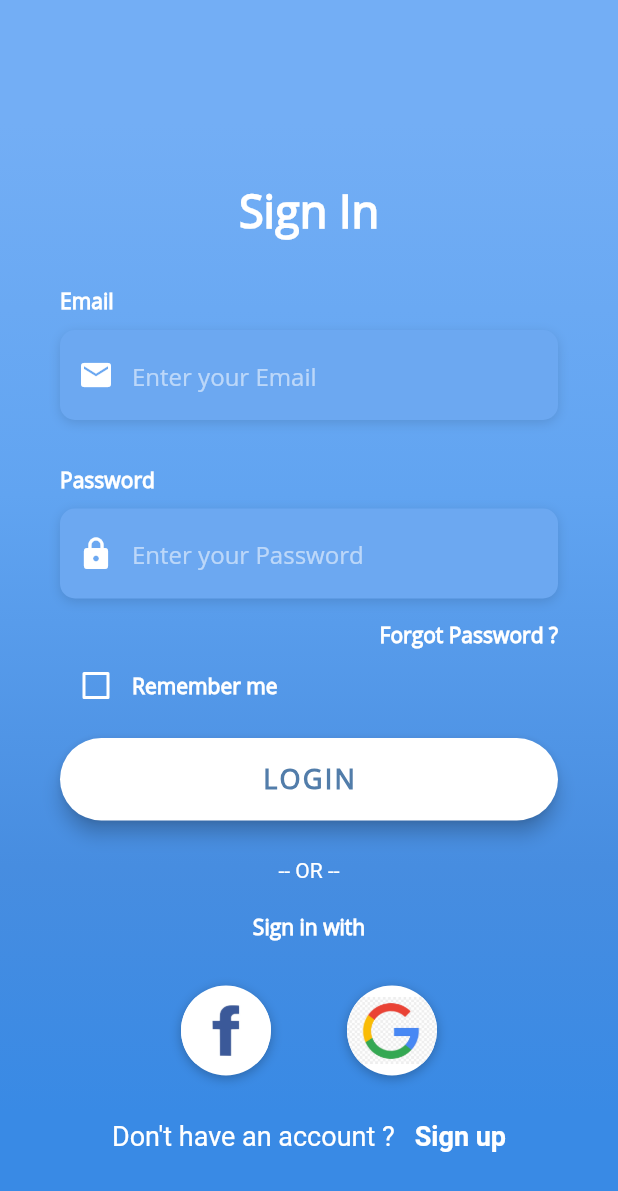
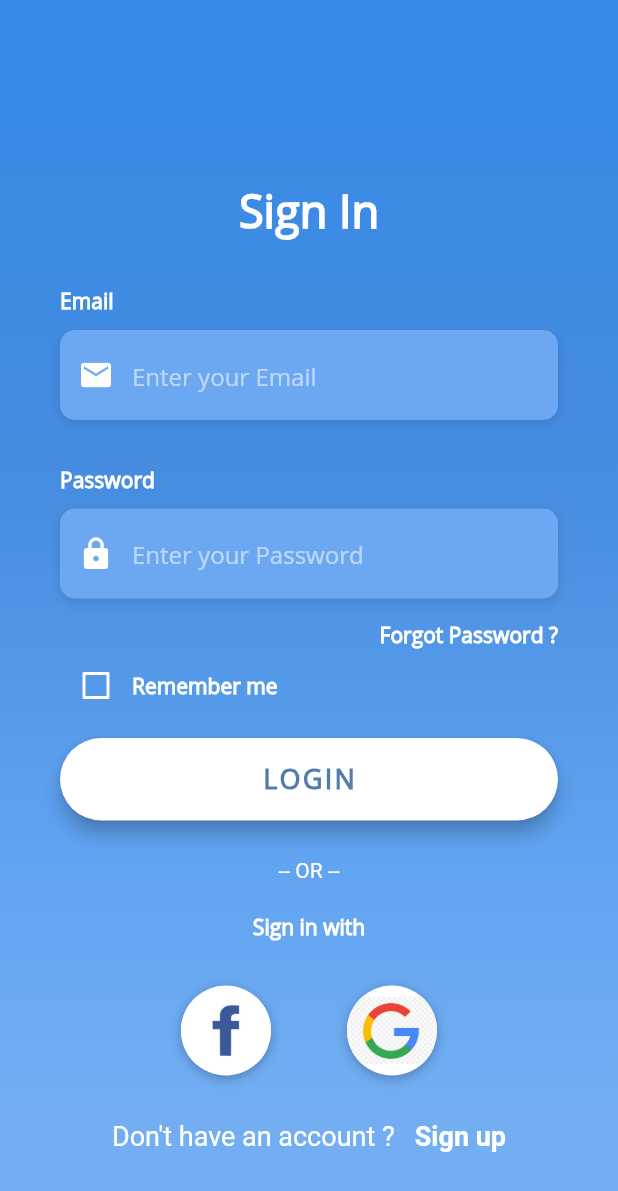
Before and after one commit to DavidCastelloBatet/login_page_ui_flutter, a Flutter app: the screen it shows after launch, on a phone screen of 412 x 824 dp. Shown: the top 1191 px of the screen. Run offline on Flutter 3.47's test engine with Material 2 defaults, Android fonts, the phone set to English and light mode, and no system bars.

```diff
--- a/lib/screens/login_screen.dart
+++ b/lib/screens/login_screen.dart
@@ -250,10 +250,10 @@ class _LoginScreenState extends State<LoginScreen> {
                     begin: Alignment.topCenter,
                     end: Alignment.bottomCenter,
                     colors: [
-                      Color(0xff73aef5),
+                      Color(0xff398ae5),
+                      Color(0xff478de0),
                       Color(0xff61a4f1),
-                      Color(0xff478de0),
-                      Color(0xff398ae5),
+                      Color(0xff73aef3),
                     ],
                     stops: [0.1, 0.4, 0.7, 0.9],
                   ),
```
